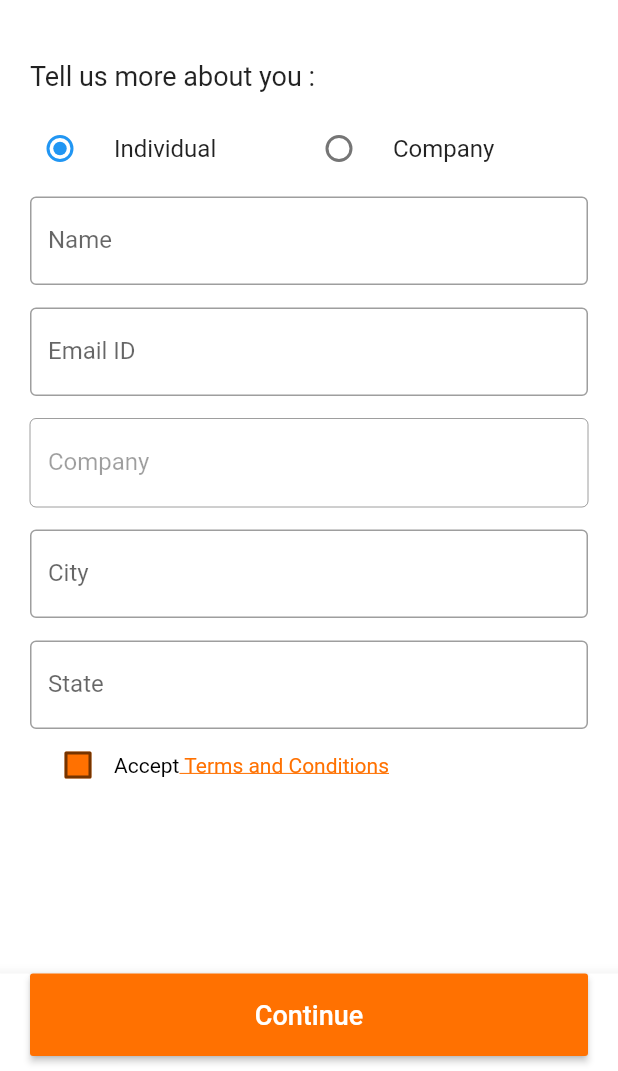
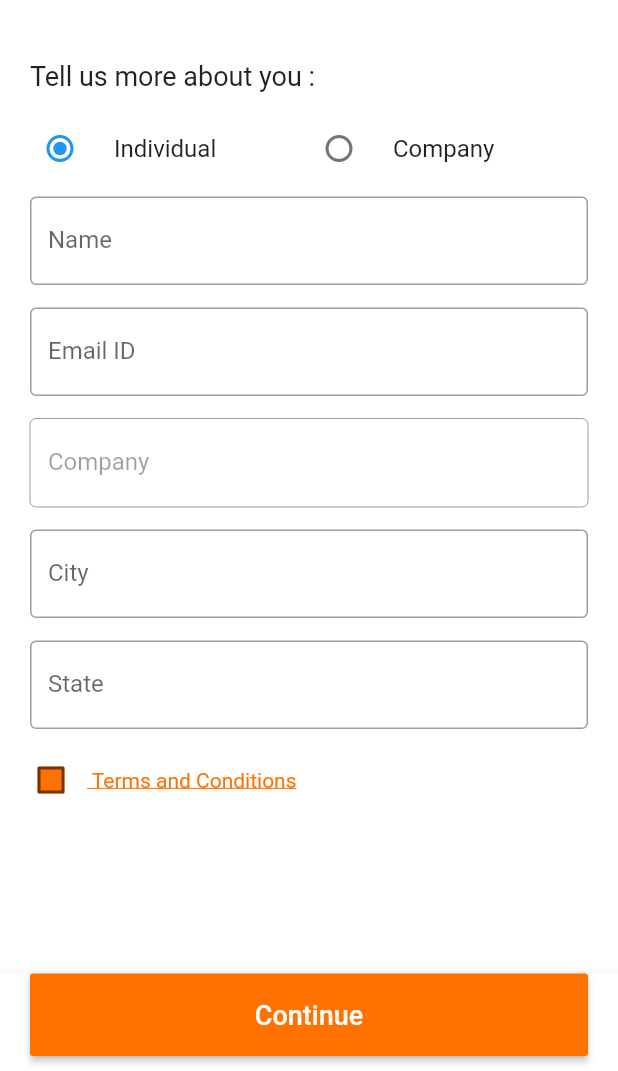
Before and after one commit to Jatin5120/truk-user, a Flutter app: the MoreAbout screen opened directly, on a phone screen of 412 x 824 dp, the part 165-1236 px from its top. Run offline on Flutter 3.47's test engine with Material 2 defaults, Android fonts, the phone set to English and light mode, and no system bars; our stand-ins replace badges, cached_network_image, carousel_pro, cloud_firestore, equatable, expandable and 20 more; missing offline and left inert: android_intent, flutter_google_places, flutter_polyline_points, flutter_share_me, flutter_tawk, geocoder and 2 more; accounts and stored records are empty.

Commit message:
bug fixed : design issue

```diff
--- a/lib/screens/tellUsMore.dart
+++ b/lib/screens/tellUsMore.dart
@@ -134,7 +134,9 @@ class _MoreAboutState extends State<MoreAbout> {
         child: SafeArea(
           child: SingleChildScrollView(
             physics: BouncingScrollPhysics(),
-            child: Container(
+            child: Column(
+              children: [
+                Container(
                   margin: const EdgeInsets.only(bottom: 10),
                   padding: const EdgeInsets.symmetric(horizontal: 20),
                   child: Column(
@@ -306,8 +308,12 @@ class _MoreAboutState extends State<MoreAbout> {
                           border: OutlineInputBorder(),
                         ),
                       ),
+
+                    ],
+                  ),
+                ),
                 Padding(
-                    padding: const EdgeInsets.only(left: 8, right: 16),
+                  padding: const EdgeInsets.only(left :10.0),
                   child: Row(
                     children: [
                       Checkbox(
@@ -324,11 +330,11 @@ class _MoreAboutState extends State<MoreAbout> {
                         child: RichText(
                           text: TextSpan(
                             children: [
-                                TextSpan(
-                                  text: AppLocalizations.getLocalizationValue(
-                                      locale, LocaleKey.accept),
-                                  style: TextStyle(color: Colors.black),
-                                ),
+                              // TextSpan(
+                              //   text: AppLocalizations.getLocalizationValue(
+                              //       locale, LocaleKey.accept),
+                              //   style: TextStyle(color: Colors.black),
+                              // ),
                               TextSpan(
                                 text:
                                 " ${AppLocalizations.getLocalizationValue(locale, LocaleKey.insuranceText2)}",
@@ -361,7 +367,6 @@ class _MoreAboutState extends State<MoreAbout> {
           ),
         ),
       ),
-      ),
     );
   }
 }
--- a/pubspec.yaml
+++ b/pubspec.yaml
@@ -71,6 +71,7 @@ dependencies:
   url_launcher: ^6.0.3
   uuid: ^3.0.3
   flutter_markdown: ^0.6.7
+  google_fonts: ^2.1.0
 dev_dependencies:
   flutter_test:
     sdk: flutter
```
Also changed, not shown: lib/screens/matDetails.dart (+7 -5 lines), pubspec.lock. Lines whose indentation alone changed are shown as unchanged.
